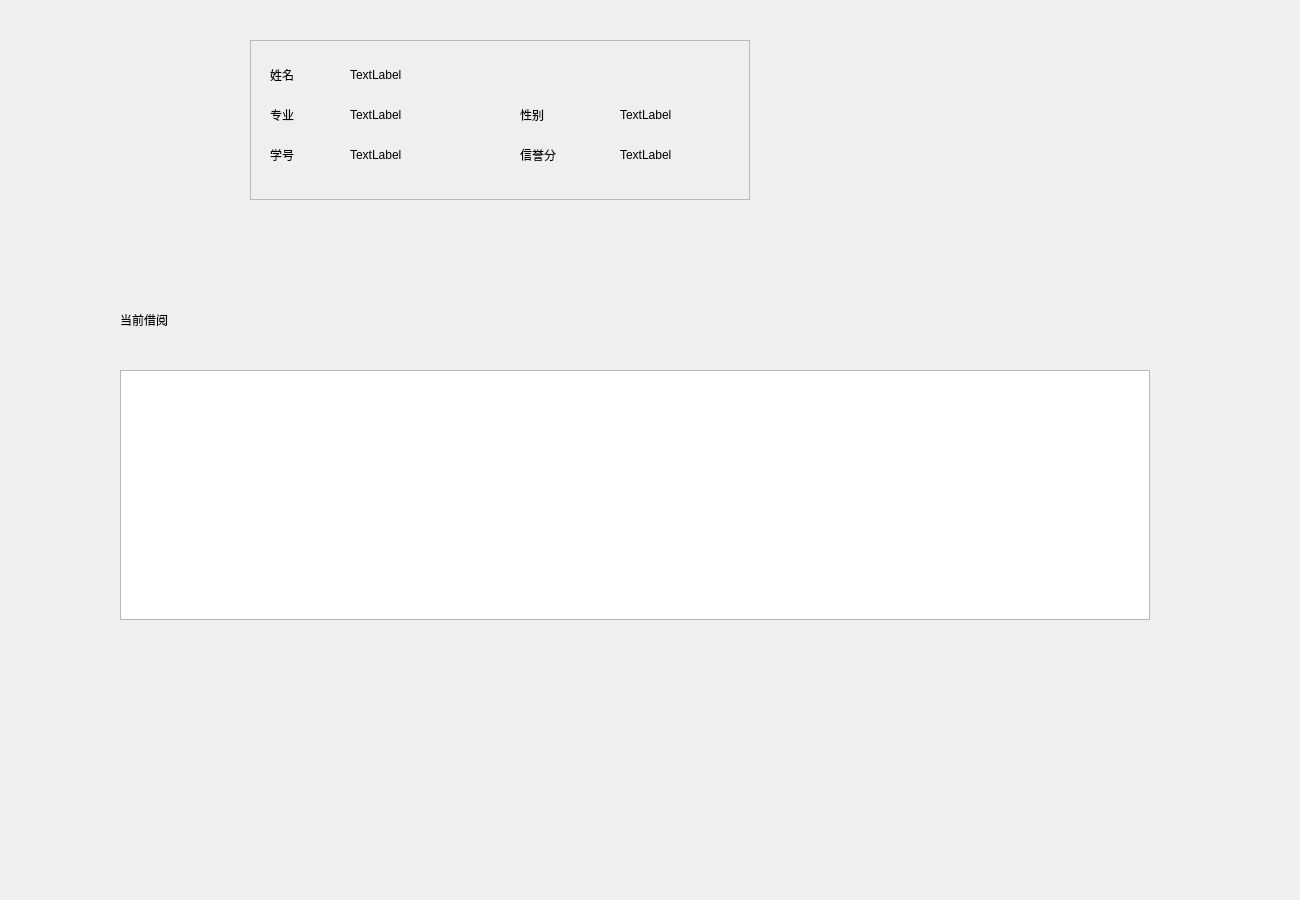
The window that BMS/view/userprofilewidget.ui (adventurer-w/Books-Management-System) describes before a commit, drawn with Qt 5.
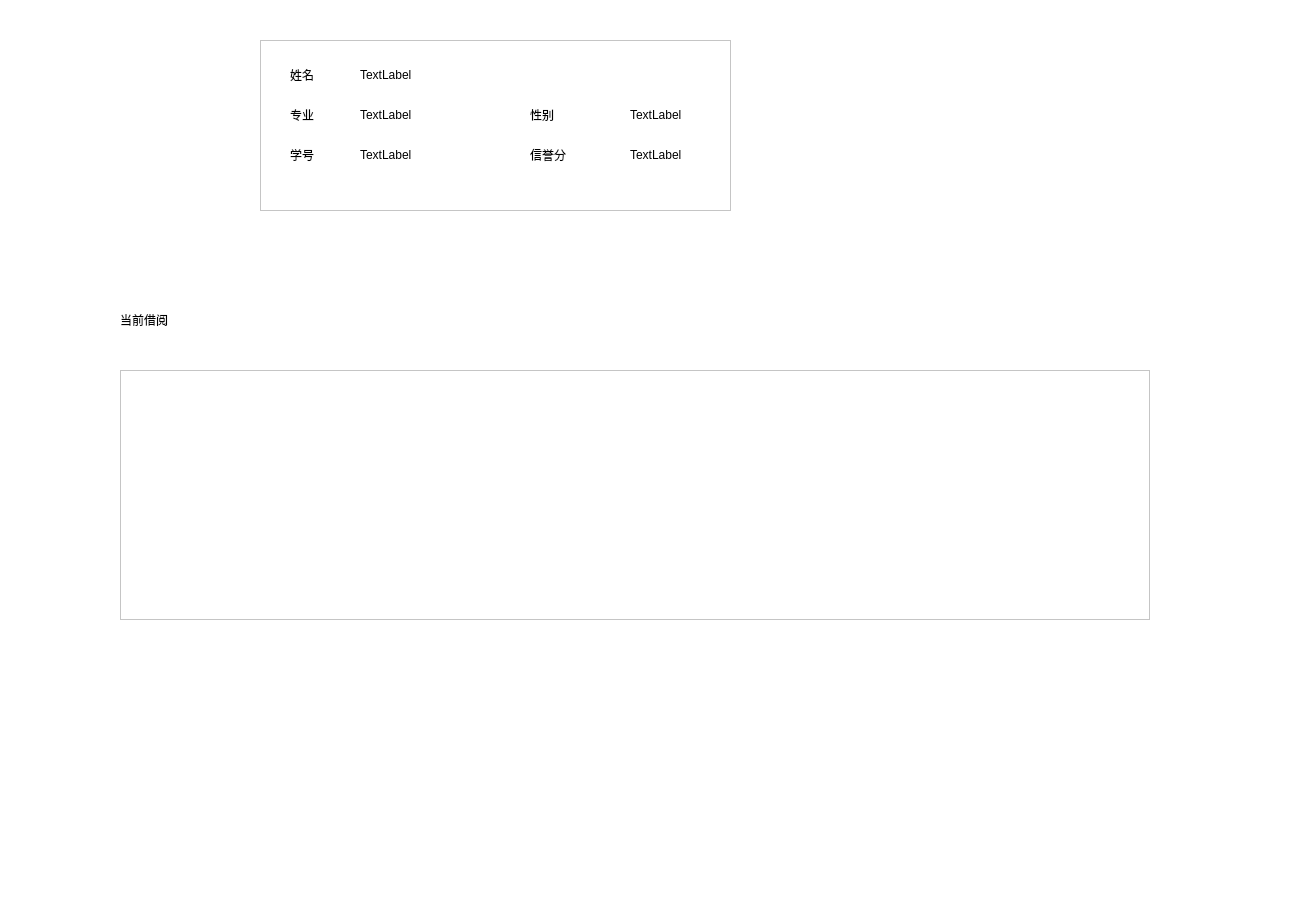
The same window after the commit.

```diff
--- a/BMS/view/userprofilewidget.ui
+++ b/BMS/view/userprofilewidget.ui
@@ -13,13 +13,16 @@
   <property name="windowTitle">
    <string>Form</string>
   </property>
+  <property name="styleSheet">
+   <string notr="true">background-color: rgb(255, 255, 255);</string>
+  </property>
   <widget class="QFrame" name="fm_personal_infor">
    <property name="geometry">
     <rect>
-     <x>250</x>
+     <x>260</x>
      <y>40</y>
-     <width>500</width>
-     <height>160</height>
+     <width>471</width>
+     <height>171</height>
     </rect>
    </property>
    <property name="frameShape">
@@ -44,9 +47,9 @@
    <widget class="QLabel" name="lb_number">
     <property name="geometry">
      <rect>
-      <x>20</x>
+      <x>30</x>
       <y>100</y>
-      <width>100</width>
+      <width>41</width>
       <height>30</height>
      </rect>
     </property>
@@ -57,9 +60,9 @@
    <widget class="QLabel" name="lb_username">
     <property name="geometry">
      <rect>
-      <x>20</x>
+      <x>30</x>
       <y>20</y>
-      <width>81</width>
+      <width>41</width>
       <height>30</height>
      </rect>
     </property>
@@ -109,9 +112,9 @@
    <widget class="QLabel" name="lb_major">
     <property name="geometry">
      <rect>
-      <x>20</x>
+      <x>30</x>
       <y>60</y>
-      <width>55</width>
+      <width>41</width>
       <height>30</height>
      </rect>
     </property>
```
